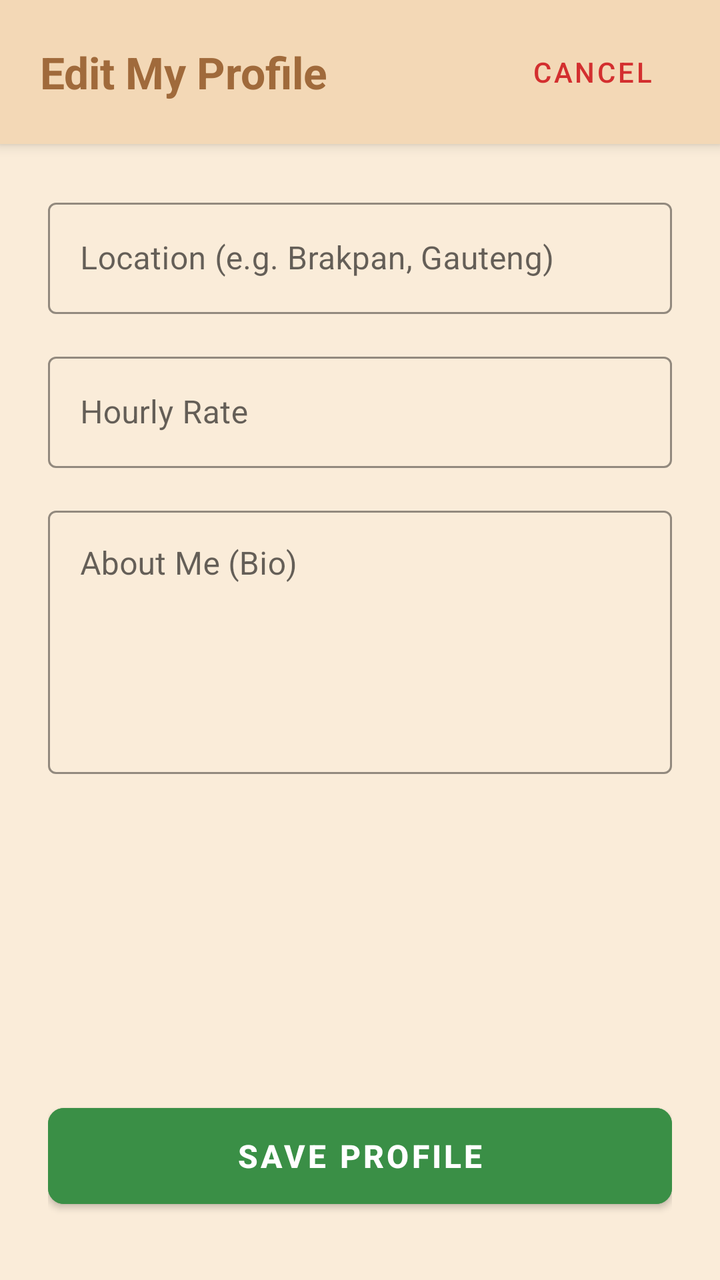
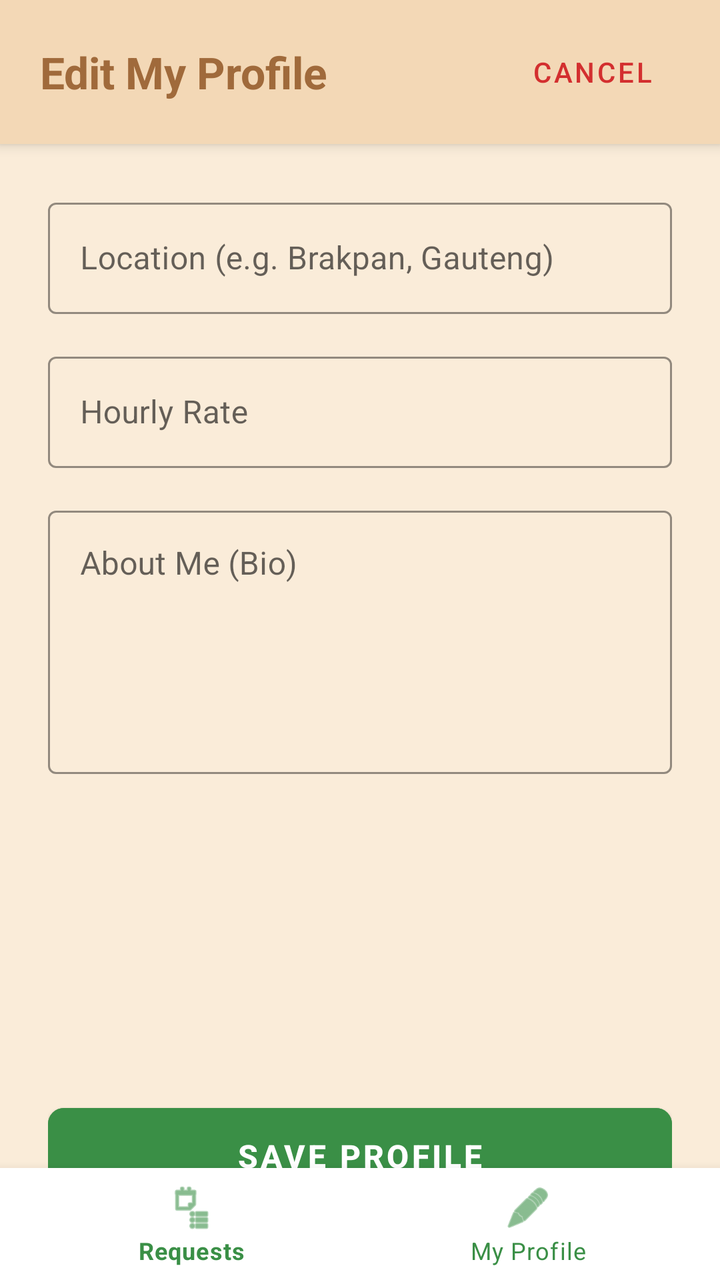

An Android layout rendered at two revisions. The XML below is the earlier revision; the diff shows what the commit changed to produce the second picture.
<!-- AndroidManifest.xml: application theme Theme.NannySystem -->
<!-- res/layout/activity_nanny_profile.xml -->
<?xml version="1.0" encoding="utf-8"?>
<androidx.constraintlayout.widget.ConstraintLayout xmlns:android="http://schemas.android.com/apk/res/android"
    xmlns:app="http://schemas.android.com/apk/res-auto"
    android:layout_width="match_parent"
    android:layout_height="match_parent"
    android:background="#FAECD9">

    
    <androidx.constraintlayout.widget.ConstraintLayout
        android:id="@+id/headerLayout"
        android:layout_width="match_parent"
        android:layout_height="wrap_content"
        android:background="#F3D8B6"
        android:elevation="4dp"
        android:paddingHorizontal="20dp"
        android:paddingVertical="12dp"
        app:layout_constraintTop_toTopOf="parent">

        <TextView
            android:id="@+id/tvTitle"
            android:layout_width="0dp"
            android:layout_height="wrap_content"
            android:text="Edit My Profile"
            android:textColor="#A06A3B"
            android:textSize="22sp"
            android:textStyle="bold"
            app:layout_constraintBottom_toBottomOf="parent"
            app:layout_constraintEnd_toStartOf="@+id/btnCancelProfile"
            app:layout_constraintStart_toStartOf="parent"
            app:layout_constraintTop_toTopOf="parent" />

        
        <com.google.android.material.button.MaterialButton
            android:id="@+id/btnCancelProfile"
            style="@style/Widget.MaterialComponents.Button.TextButton"
            android:layout_width="wrap_content"
            android:layout_height="wrap_content"
            android:text="Cancel"
            android:textColor="#D32F2F"
            app:layout_constraintBottom_toBottomOf="parent"
            app:layout_constraintEnd_toEndOf="parent"
            app:layout_constraintTop_toTopOf="parent" />

    </androidx.constraintlayout.widget.ConstraintLayout>

    
    <ScrollView
        android:layout_width="match_parent"
        android:layout_height="0dp"
        android:fillViewport="true"
        app:layout_constraintBottom_toBottomOf="parent"
        app:layout_constraintTop_toBottomOf="@id/headerLayout">

        <LinearLayout
            android:layout_width="match_parent"
            android:layout_height="wrap_content"
            android:orientation="vertical"
            android:padding="24dp">

            
            <com.google.android.material.textfield.TextInputLayout
                style="@style/Widget.MaterialComponents.TextInputLayout.OutlinedBox"
                android:layout_width="match_parent"
                android:layout_height="wrap_content"
                android:layout_marginBottom="16dp"
                android:hint="Location (e.g. Brakpan, Gauteng)"
                app:boxStrokeColor="#A06A3B"
                app:hintTextColor="#A06A3B">

                <com.google.android.material.textfield.TextInputEditText
                    android:id="@+id/etProfileLocation"
                    android:layout_width="match_parent"
                    android:layout_height="wrap_content"
                    android:inputType="textPostalAddress"
                    android:textColor="#000000" />
            </com.google.android.material.textfield.TextInputLayout>

            
            <com.google.android.material.textfield.TextInputLayout
                style="@style/Widget.MaterialComponents.TextInputLayout.OutlinedBox"
                android:layout_width="match_parent"
                android:layout_height="wrap_content"
                android:layout_marginBottom="16dp"
                android:hint="Hourly Rate"
                app:boxStrokeColor="#A06A3B"
                app:hintTextColor="#A06A3B"
                app:prefixText="R ">

                <com.google.android.material.textfield.TextInputEditText
                    android:id="@+id/etProfileRate"
                    android:layout_width="match_parent"
                    android:layout_height="wrap_content"
                    android:inputType="numberDecimal"
                    android:textColor="#000000" />
            </com.google.android.material.textfield.TextInputLayout>

            
            <com.google.android.material.textfield.TextInputLayout
                style="@style/Widget.MaterialComponents.TextInputLayout.OutlinedBox"
                android:layout_width="match_parent"
                android:layout_height="wrap_content"
                android:layout_marginBottom="32dp"
                android:hint="About Me (Bio)"
                app:boxStrokeColor="#A06A3B"
                app:hintTextColor="#A06A3B">

                <com.google.android.material.textfield.TextInputEditText
                    android:id="@+id/etProfileBio"
                    android:layout_width="match_parent"
                    android:layout_height="wrap_content"
                    android:gravity="top|start"
                    android:inputType="textMultiLine"
                    android:minLines="5"
                    android:textColor="#000000" />
            </com.google.android.material.textfield.TextInputLayout>

            
            <View
                android:layout_width="match_parent"
                android:layout_height="0dp"
                android:layout_weight="1" />

            <com.google.android.material.button.MaterialButton
                android:id="@+id/btnSaveProfile"
                android:layout_width="match_parent"
                android:layout_height="60dp"
                android:layout_marginBottom="8dp"
                android:backgroundTint="#3A8F46"
                android:text="Save Profile"
                android:textColor="#FFFFFF"
                android:textSize="16sp"
                android:textStyle="bold"
                app:cornerRadius="8dp" />

        </LinearLayout>
    </ScrollView>

</androidx.constraintlayout.widget.ConstraintLayout>
<!-- resources referenced by this layout -->
<resources>
  <style name="Theme.NannySystem" parent="Theme.MaterialComponents.DayNight.DarkActionBar">
          
          <item name="colorPrimary">@color/purple_500</item>
          <item name="colorPrimaryVariant">@color/purple_700</item>
          <item name="colorOnPrimary">@color/white</item>
          
          <item name="colorSecondary">@color/teal_200</item>
          <item name="colorSecondaryVariant">@color/teal_700</item>
          <item name="colorOnSecondary">@color/black</item>
          
          <item name="android:statusBarColor">?attr/colorPrimaryVariant</item>
          
      </style>
  <color name="purple_500">#FF6200EE</color>
  <color name="purple_700">#FF3700B3</color>
  <color name="white">#FFFFFFFF</color>
  <color name="teal_200">#FF03DAC5</color>
  <color name="teal_700">#FF018786</color>
  <color name="black">#FF000000</color>
</resources>

<!-- the commit's change to res/layout/activity_nanny_profile.xml (unified diff, before → after) -->
@@ -135,4 +135,16 @@
         </LinearLayout>
     </ScrollView>
 
+    <com.google.android.material.bottomnavigation.BottomNavigationView
+        android:id="@+id/nannyBottomNav"
+        android:layout_width="match_parent"
+        android:layout_height="wrap_content"
+        android:background="#FFFFFF"
+        app:itemIconTint="#3A8F46"
+        app:itemTextColor="#3A8F46"
+        app:layout_constraintBottom_toBottomOf="parent"
+        app:layout_constraintEnd_toEndOf="parent"
+        app:layout_constraintStart_toStartOf="parent"
+        app:menu="@menu/nanny_nav_menu" />
+
 </androidx.constraintlayout.widget.ConstraintLayout>
